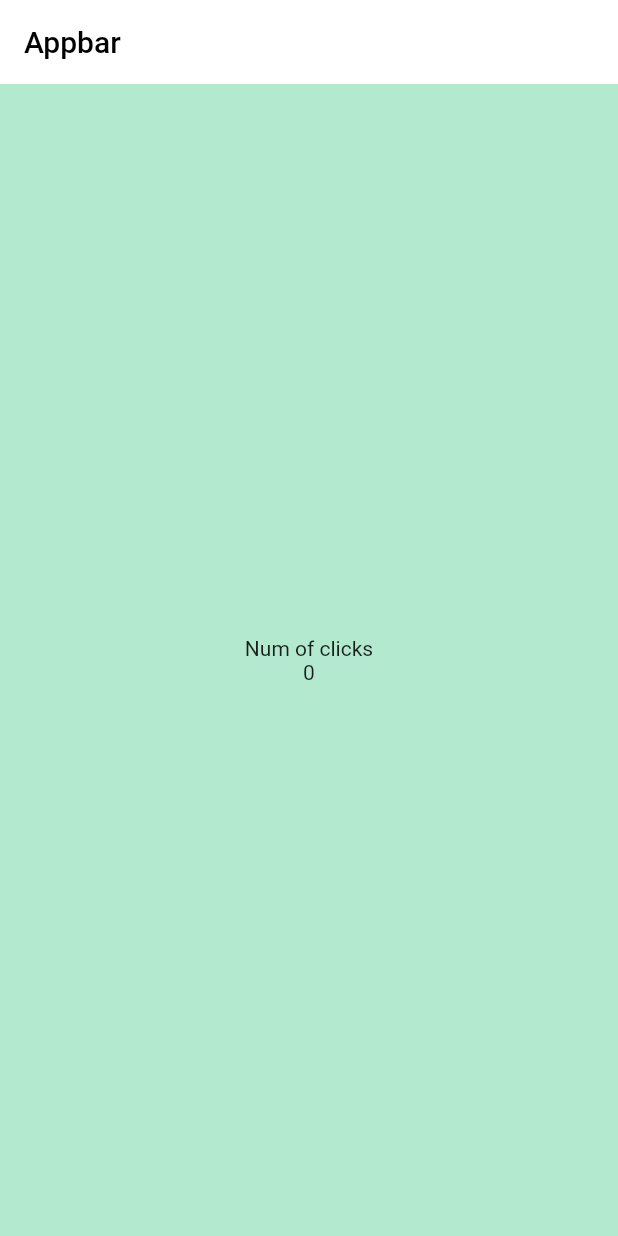
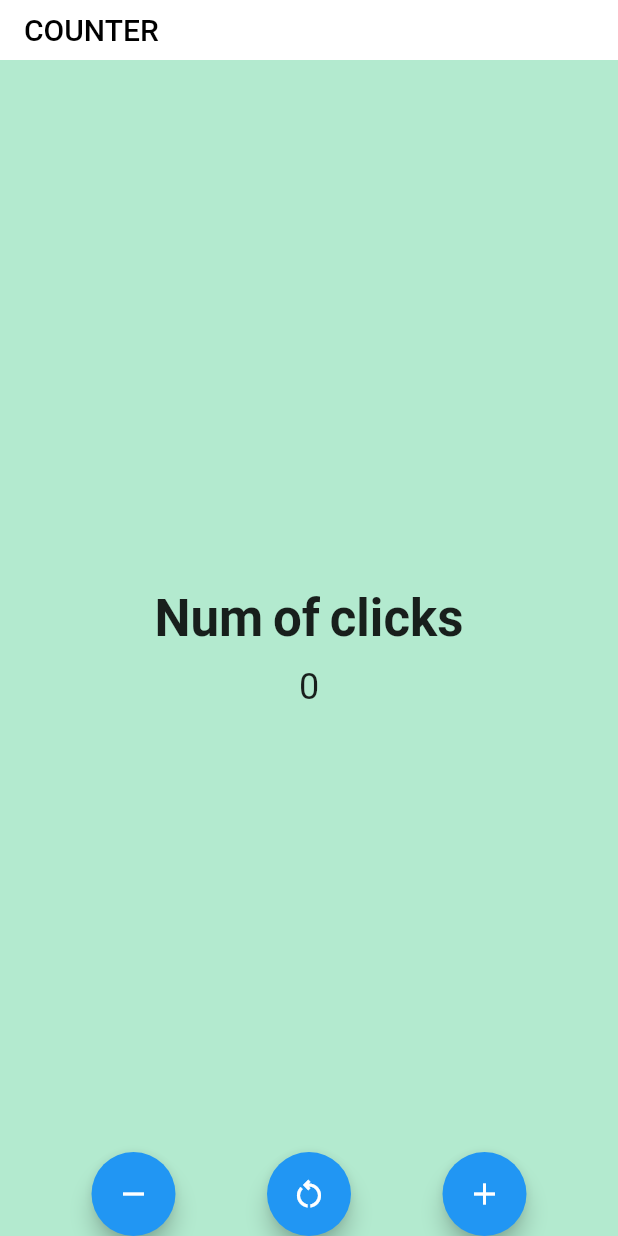
Before and after one commit to willyrabbits/counter_app_flutter, a Flutter app: the screen it shows after launch, on a phone screen of 412 x 824 dp. Run offline on Flutter 3.47's test engine with Material 2 defaults, Android fonts, the phone set to English and light mode, and no system bars.

Commit message:
feat: leason finished

```diff
--- a/lib/main.dart
+++ b/lib/main.dart
@@ -1,16 +1,17 @@
 import 'package:flutter/material.dart';
 
-import 'package:counter_app/screens/home_screen.dart';
+import 'package:counter_app/screens/counter_screen.dart';
 
 void main() {
-  runApp(const MyApp());
+  runApp(const App());
 }
 
-class MyApp extends StatelessWidget {
-  const MyApp({super.key});
+class App extends StatelessWidget {
+  const App({super.key});
 
   @override
   Widget build(BuildContext context) {
-    return const MaterialApp(home: HomeScreen());
+    return const MaterialApp(home: CounterScreen());
+    // return const MaterialApp(home: HomeScreen());
   }
 }
--- /dev/null
+++ b/lib/screens/counter_screen.dart
@@ -0,0 +1,89 @@
+import 'package:flutter/material.dart';
+
+class CounterScreen extends StatefulWidget {
+  const CounterScreen({
+    super.key,
+  });
+
+  @override
+  State<CounterScreen> createState() => _CounterScreenState();
+}
+
+class _CounterScreenState extends State<CounterScreen> {
+  int counter = 0;
+
+  void increase() => setState(() => counter++);
+  void reset() => setState(() => counter = 0);
+  void decrease() => setState(() => counter--);
+
+  @override
+  Widget build(BuildContext context) {
+    const fontSize30 = TextStyle(fontSize: 24, wordSpacing: -2);
+
+    return Scaffold(
+        appBar: AppBar(
+          title: const Text('COUNTER'),
+          elevation: 0.0,
+          backgroundColor: Colors.white,
+          foregroundColor: Colors.black,
+          toolbarHeight: 40,
+        ),
+        backgroundColor: const Color.fromARGB(255, 179, 234, 207),
+        body: Center(
+          child: Column(
+            mainAxisAlignment: MainAxisAlignment.center,
+            children: <Widget>[
+              const Padding(
+                padding: EdgeInsets.only(bottom: 12.0),
+                child: Text('Num of clicks',
+                    style: TextStyle(
+                        fontWeight: FontWeight.bold,
+                        fontSize: 34,
+                        wordSpacing: -2)),
+              ),
+              Text('$counter', style: fontSize30),
+            ],
+          ),
+        ),
+        floatingActionButtonLocation: FloatingActionButtonLocation.centerDocked,
+        floatingActionButton: CustomFloatingActions(
+          increaseFn: increase,
+          decreaseFn: decrease,
+          resetFn: reset,
+        ));
+  }
+}
+
+class CustomFloatingActions extends StatelessWidget {
+  final Function increaseFn;
+  final Function resetFn;
+  final Function decreaseFn;
+
+  const CustomFloatingActions({
+    super.key,
+    required this.increaseFn,
+    required this.resetFn,
+    required this.decreaseFn,
+  });
+
+  @override
+  Widget build(BuildContext context) {
+    return Row(
+      mainAxisAlignment: MainAxisAlignment.spaceEvenly,
+      children: [
+        FloatingActionButton(
+          onPressed: () => decreaseFn(),
+          child: const Icon(Icons.remove),
+        ),
+        FloatingActionButton(
+          onPressed: () => resetFn(),
+          child: const Icon(Icons.restart_alt_outlined),
+        ),
+        FloatingActionButton(
+          onPressed: () => increaseFn(), //() => setState(() => counter++),
+          child: const Icon(Icons.add),
+        ),
+      ],
+    );
+  }
+}
--- a/lib/screens/home_screen.dart
+++ b/lib/screens/home_screen.dart
@@ -7,22 +7,39 @@ class HomeScreen extends StatelessWidget {
 
   @override
   Widget build(BuildContext context) {
+    const fontSize30 = TextStyle(fontSize: 24, wordSpacing: -2);
+
+    int counter = 0;
+
     return Scaffold(
         appBar: AppBar(
-          title: const Text('Appbar'),
+          title: const Text('HOME'),
           elevation: 0.0,
           backgroundColor: Colors.white,
           foregroundColor: Colors.black,
+          toolbarHeight: 40,
         ),
         backgroundColor: const Color.fromARGB(255, 179, 234, 207),
         body: Center(
           child: Column(
             mainAxisAlignment: MainAxisAlignment.center,
-            children: const <Widget>[
-              Text('Num of clicks'),
-              Text('0'),
+            children: <Widget>[
+              const Text('Num of clicks',
+                  style: TextStyle(
+                      fontWeight: FontWeight.bold,
+                      fontSize: 30,
+                      wordSpacing: -2)),
+              Text('$counter', style: fontSize30),
             ],
           ),
+        ),
+        floatingActionButtonLocation: FloatingActionButtonLocation.centerDocked,
+        floatingActionButton: FloatingActionButton(
+          child: const Icon(Icons.add),
+          onPressed: () {
+            counter++;
+            print('onPressed: $counter');
+          },
         ));
   }
 }
```
